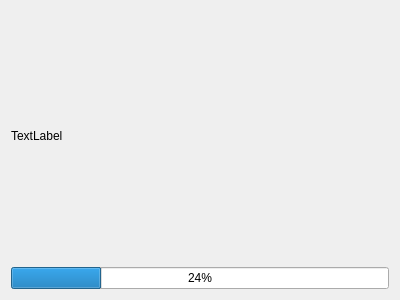
KDE/kapptemplate, file generate.ui: the form before one commit.
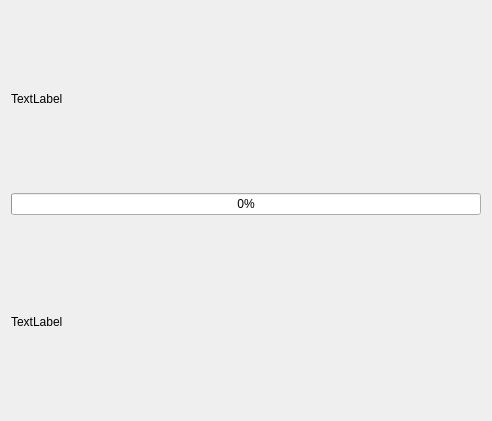
The form after the commit.

Commit message: remove properties page (useless) give feedback on generate page, asraniel, should we keep the progressbar? Next bug to fix: in choice page, the KDE entry should not be repeated asraniel: welcome to KDE development and thanks for your help! CCMAIL=asraniel@fryx.ch

Patch:
```diff
--- a/generate.ui
+++ b/generate.ui
@@ -5,8 +5,8 @@
    <rect>
     <x>0</x>
     <y>0</y>
-    <width>400</width>
-    <height>300</height>
+    <width>492</width>
+    <height>421</height>
    </rect>
   </property>
   <layout class="QGridLayout" name="gridLayout" >
@@ -22,7 +22,30 @@
      <item>
       <widget class="QProgressBar" name="progressBar" >
        <property name="value" >
-        <number>24</number>
+        <number>0</number>
+       </property>
+      </widget>
+     </item>
+     <item>
+      <spacer name="verticalSpacer" >
+       <property name="orientation" >
+        <enum>Qt::Vertical</enum>
+       </property>
+       <property name="sizeType" >
+        <enum>QSizePolicy::Fixed</enum>
+       </property>
+       <property name="sizeHint" stdset="0" >
+        <size>
+         <width>20</width>
+         <height>13</height>
+        </size>
+       </property>
+      </spacer>
+     </item>
+     <item>
+      <widget class="QLabel" name="summaryLabel" >
+       <property name="text" >
+        <string>TextLabel</string>
        </property>
       </widget>
      </item>
```
The commit also changes 3 other files.
